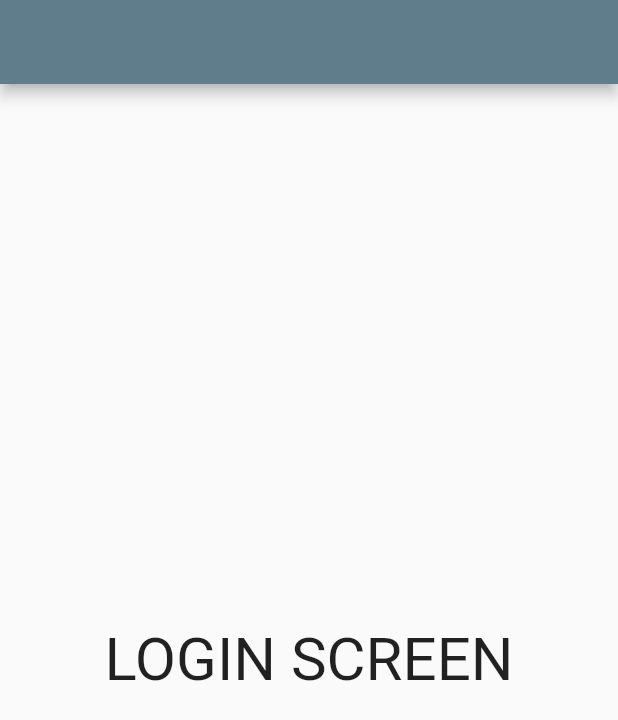
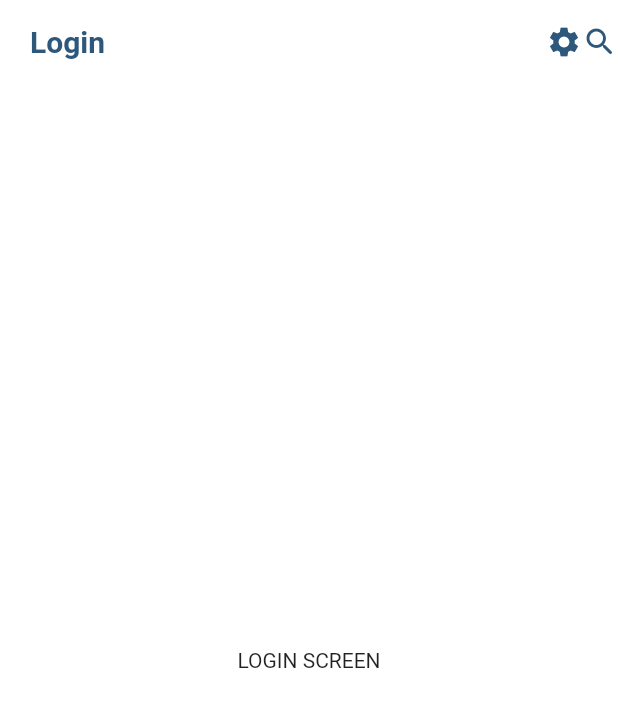
Before and after one commit to reem3liii/Graduation-Project, a Flutter app: the screen it shows after launch, after a tap on the "arrow forward ios" icon, after a tap on "SKIP", on a phone screen of 412 x 824 dp. Shown: the top 720 px of the screen. Run offline on Flutter 3.47's test engine with Material 2 defaults, Android fonts, the phone set to English and light mode, and no system bars; our stand-ins replace google_fonts, hexcolor, smooth_page_indicator.

Commit message:
reusable components and theme

```diff
--- a/lib/main.dart
+++ b/lib/main.dart
@@ -1,5 +1,6 @@
 import 'package:flutter/material.dart';
 import 'modules/onboarding_screen.dart';
+import 'package:saas/shared/styles/themes.dart';
 
 void main() {
   runApp(const MyApp());
@@ -12,9 +13,7 @@ class MyApp extends StatelessWidget {
     return MaterialApp(
       home: const OnboardingScreen(),
       debugShowCheckedModeBanner: false,
-      theme: ThemeData(
-        primarySwatch: Colors.blueGrey,
-      ),
+      theme: lightTheme,
     );
   }
 }
--- /dev/null
+++ b/lib/models/models.dart
@@ -0,0 +1,6 @@
+class BoardingModel {
+  String image;
+  String title;
+  String body;
+  BoardingModel({required this.image, required this.title, required this.body});
+}
--- a/lib/modules/login_screen.dart
+++ b/lib/modules/login_screen.dart
@@ -6,13 +6,16 @@ class LoginScreen extends StatelessWidget {
   @override
   Widget build(BuildContext context) {
     return Scaffold(
-      appBar: AppBar(),
+      appBar: AppBar(
+        title: const Text('Login'),
+        actions: const [
+          Icon(Icons.settings),
+          Icon(Icons.search_rounded),
+        ],
+      ),
       body: const Center(
         child: Text(
           'LOGIN SCREEN',
-          style: TextStyle(
-            fontSize: 40,
-          ),
         ),
       ),
     );
--- a/lib/modules/onboarding_screen.dart
+++ b/lib/modules/onboarding_screen.dart
@@ -1,15 +1,9 @@
 import 'package:flutter/material.dart';
-import 'package:hexcolor/hexcolor.dart';
-import 'package:google_fonts/google_fonts.dart';
 import 'package:saas/modules/login_screen.dart';
+import 'package:saas/shared/components/components.dart';
 import 'package:smooth_page_indicator/smooth_page_indicator.dart';
-
-class BoardingModel {
-  String image;
-  String title;
-  String body;
-  BoardingModel({required this.image, required this.title, required this.body});
-}
+import 'package:saas/models/models.dart';
+import 'package:saas/shared/styles/colors.dart';
 
 class OnboardingScreen extends StatefulWidget {
   const OnboardingScreen({Key? key}) : super(key: key);
@@ -45,25 +39,16 @@ class _OnboardingScreenState extends State<OnboardingScreen> {
   Widget build(BuildContext context) {
     return Scaffold(
         appBar: AppBar(
-          backgroundColor: Colors.white10,
+          backgroundColor: defaultBackgroundColor,
           elevation: 0,
           actions: [
             TextButton(
               onPressed: () {
-                Navigator.pushAndRemoveUntil(
-                    context,
-                    MaterialPageRoute(
-                        builder: (context) => const LoginScreen()),
-                    (route) => false);
+                navigateToThenRemove(context, const LoginScreen());
               },
               child: Text(
                 'SKIP',
-                style: GoogleFonts.abel(
-                  textStyle: const TextStyle(
-                    fontSize: 16,
-                    fontWeight: FontWeight.bold,
-                  ),
-                ),
+                style: bodyStyle(),
               ),
             ),
           ],
@@ -105,18 +90,14 @@ class _OnboardingScreenState extends State<OnboardingScreen> {
                       expansionFactor: 4,
                       dotWidth: 10,
                       spacing: 5,
-                      activeDotColor: HexColor('064b68'),
+                      activeDotColor: defaultColor,
                     ),
                   ),
                   const Spacer(),
                   FloatingActionButton(
                     onPressed: () {
                       if (isLast) {
-                        Navigator.pushAndRemoveUntil(
-                            context,
-                            MaterialPageRoute(
-                                builder: (context) => const LoginScreen()),
-                            (route) => false);
+                        navigateToThenRemove(context, const LoginScreen());
                       } else {
                         boardController.nextPage(
                           duration: const Duration(
@@ -130,7 +111,7 @@ class _OnboardingScreenState extends State<OnboardingScreen> {
                       Icons.arrow_forward_ios,
                       size: 15,
                     ),
-                    backgroundColor: HexColor('2d587b'),
+                    backgroundColor: defaultColor,
                     mini: true,
                   ),
                 ],
@@ -151,24 +132,14 @@ Widget buildBoardingItem(BoardingModel model) => Column(
         ),
         Text(
           model.title,
-          style: GoogleFonts.jost(
-            textStyle: const TextStyle(
-              fontSize: 30,
-              fontWeight: FontWeight.bold,
-            ),
-          ),
+          style: titleStyle(),
         ),
         const SizedBox(
           height: 15,
         ),
         Text(
           model.body,
-          style: GoogleFonts.abel(
-            textStyle: const TextStyle(
-              fontSize: 20,
-              fontWeight: FontWeight.bold,
-            ),
-          ),
+          style: bodyStyle(),
         ),
         const SizedBox(
           height: 15,
--- /dev/null
+++ b/lib/shared/components/components.dart
@@ -0,0 +1,31 @@
+import 'package:flutter/material.dart';
+import 'package:google_fonts/google_fonts.dart';
+
+void navigateTo(context, widget) => Navigator.push(
+      context,
+      MaterialPageRoute(
+        builder: (context) => widget,
+      ),
+    );
+
+void navigateToThenRemove(context, widget) => Navigator.pushAndRemoveUntil(
+      context,
+      MaterialPageRoute(
+        builder: (context) => widget,
+      ),
+      (route) => false,
+    );
+
+TextStyle titleStyle() => GoogleFonts.jost(
+      textStyle: const TextStyle(
+        fontSize: 30,
+        fontWeight: FontWeight.bold,
+      ),
+    );
+
+TextStyle bodyStyle() => GoogleFonts.abel(
+      textStyle: const TextStyle(
+        fontSize: 20,
+        fontWeight: FontWeight.bold,
+      ),
+    );
--- /dev/null
+++ b/lib/shared/styles/colors.dart
@@ -0,0 +1,6 @@
+import 'package:flutter/material.dart';
+import 'package:hexcolor/hexcolor.dart';
+
+final defaultColor = HexColor('2d587b');
+const defaultBackgroundColor = Colors.white;
+final defaultDarkBackgroundColor = Colors.grey[700];
--- /dev/null
+++ b/lib/shared/styles/themes.dart
@@ -0,0 +1,40 @@
+import 'package:flutter/material.dart';
+import 'package:flutter/services.dart';
+import 'package:saas/shared/styles/colors.dart';
+
+ThemeData lightTheme = ThemeData(
+  primarySwatch: Colors.blueGrey,
+  scaffoldBackgroundColor: defaultBackgroundColor,
+  appBarTheme: AppBarTheme(
+    titleSpacing: 20,
+    //backwardsCompatibility: false,
+    systemOverlayStyle: const SystemUiOverlayStyle(
+      statusBarColor: defaultBackgroundColor,
+      statusBarIconBrightness: Brightness.dark,
+    ),
+    backgroundColor: defaultBackgroundColor,
+    elevation: 0,
+    titleTextStyle: TextStyle(
+      color: defaultColor,
+      fontWeight: FontWeight.bold,
+      fontSize: 20,
+    ),
+    iconTheme: IconThemeData(
+      color: defaultColor,
+    ),
+  ),
+  bottomNavigationBarTheme: BottomNavigationBarThemeData(
+    type: BottomNavigationBarType.fixed,
+    unselectedItemColor: Colors.grey,
+    selectedItemColor: defaultColor,
+    elevation: 20,
+    backgroundColor: defaultBackgroundColor,
+  ),
+  textTheme: TextTheme(
+    bodyText1: TextStyle(
+      fontSize: 18,
+      fontWeight: FontWeight.w600,
+      color: defaultColor,
+    ),
+  ),
+);
```
